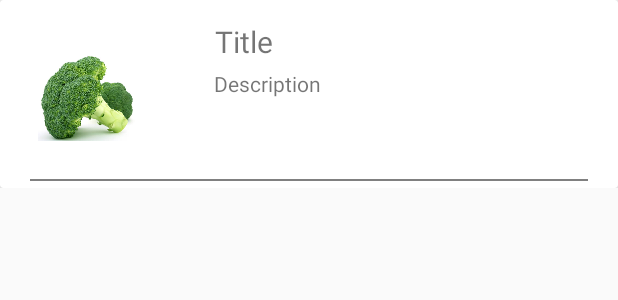
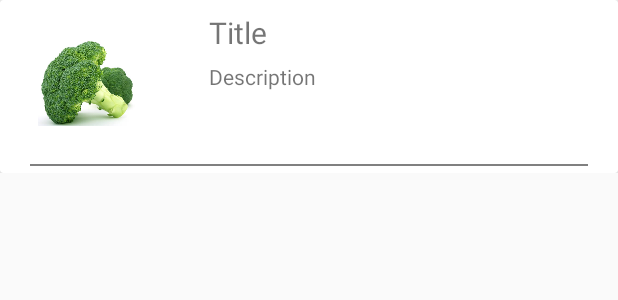
Before and after one commit to Lreneee/S1113718_S1114664_IIATIMD_app, an Android app: the layout row_seed_recylcerview.xml on its own in the app's theme, with its tools: preview values and no code run, on a phone screen of 412 x 824 dp. Shown: the top 300 px of the screen. Run offline under Robolectric (Android 15) with nearby library versions, the phone set to English and light mode, and no system bars; network calls fail.

Commit message:
Ik weet totaal niet meer wat ik heb gedaan, maar wel iets

```diff
--- a/app/src/main/java/com/example/iiatimdapp/AppDatabase.java
+++ b/app/src/main/java/com/example/iiatimdapp/AppDatabase.java
@@ -13,7 +13,7 @@ import com.example.iiatimdapp.Room.TokenDAO;
 import com.example.iiatimdapp.Room.moestuinDAO;
 import com.example.iiatimdapp.Room.moestuinMatenDAO;
 
-@Database(entities = {Moestuin.class, MoestuinMaten.class, Token.class}, version = 2)
+@Database(entities = {Moestuin.class, MoestuinMaten.class, Token.class}, version = 3)
 public abstract class AppDatabase extends RoomDatabase {
 
     public abstract moestuinDAO moestuinDAO();
--- a/app/src/main/java/com/example/iiatimdapp/CardAdapter.java
+++ b/app/src/main/java/com/example/iiatimdapp/CardAdapter.java
@@ -65,13 +65,10 @@ public class CardAdapter extends PagerAdapter {
         view.setOnClickListener(new View.OnClickListener() {
             @Override
             public void onClick(View v) {
-                ArrayList<Moestuin> moestuinen = HomeFragment.moestuinen;
                 clickedItemCard = position + 1;
                 Intent i = new Intent(context, DetailsMoestuinActivity.class);
                 i.putExtra("clickedMoestuin", Integer.toString(clickedItemCard));
                 context.startActivity(i);
-                Log.d("couter", Integer.toString(clickedItemCard));
-                Log.i("TAG", "This page was clicked: " + position);
             }
         });
 
--- a/app/src/main/java/com/example/iiatimdapp/MakeMoestuinActivity.java
+++ b/app/src/main/java/com/example/iiatimdapp/MakeMoestuinActivity.java
@@ -55,7 +55,7 @@ public class MakeMoestuinActivity  extends AppCompatActivity {
             public void onClick (View v){
                 name = nameInput.getText().toString();
 
-                APIManager.getInstance(getApplicationContext()).addMoestuinToDatabase(name, 1);
+                APIManager.getInstance(getApplicationContext()).addMoestuinToDatabase(name, 2);
                 Intent myIntent = new Intent(MakeMoestuinActivity.this, SearchSeedsActivity.class);
                 MakeMoestuinActivity.this.startActivity(myIntent);
             }
--- a/app/src/main/java/com/example/iiatimdapp/ui/home/HomeFragment.java
+++ b/app/src/main/java/com/example/iiatimdapp/ui/home/HomeFragment.java
@@ -135,7 +135,7 @@ public class HomeFragment extends Fragment {
         }, new Response.ErrorListener() {
             @Override
             public void onErrorResponse(VolleyError error) {
-                Log.d("gefaald", error.toString());
+                Log.d("gefaaaaaald", error.toString());
             }
         });
 
--- a/app/src/main/res/layout/row_seed_recylcerview.xml
+++ b/app/src/main/res/layout/row_seed_recylcerview.xml
@@ -18,7 +18,6 @@
             android:layout_width="match_parent"
             android:layout_height="115dp"
             android:layout_marginStart="10dp"
-            android:layout_marginTop="10dp"
             android:layout_marginEnd="10dp">
 
 
@@ -40,11 +39,11 @@
                 android:id="@+id/seed_title_txt"
                 android:layout_width="wrap_content"
                 android:layout_height="wrap_content"
-                android:layout_marginStart="28dp"
-                android:layout_marginLeft="28dp"
-                android:layout_marginTop="4dp"
+                android:layout_marginStart="24dp"
+                android:layout_marginLeft="24dp"
+                android:layout_marginTop="8dp"
+                android:text="Title"
                 android:textFontWeight="@android:integer/config_mediumAnimTime"
-                android:text="Title"
                 android:textSize="20sp"
                 app:layout_constraintStart_toEndOf="@+id/search_seed_img"
                 app:layout_constraintTop_toTopOf="parent"
@@ -53,16 +52,16 @@
 
             <TextView
                 android:id="@+id/seed_desc_txt"
-                android:layout_width="207dp"
-                android:layout_height="63dp"
+                android:layout_width="231dp"
+                android:layout_height="58dp"
                 android:text="Description"
                 android:textSize="14sp"
                 app:layout_constraintBottom_toBottomOf="parent"
                 app:layout_constraintEnd_toEndOf="parent"
-                app:layout_constraintHorizontal_bias="0.718"
-                app:layout_constraintStart_toStartOf="parent"
-                app:layout_constraintTop_toTopOf="parent"
-                app:layout_constraintVertical_bias="0.692"
+                app:layout_constraintHorizontal_bias="0.428"
+                app:layout_constraintStart_toEndOf="@+id/search_seed_img"
+                app:layout_constraintTop_toBottomOf="@+id/seed_title_txt"
+                app:layout_constraintVertical_bias="0.272"
                 app:layout_editor_absoluteX="95dp"
                 app:layout_editor_absoluteY="16dp" />
 
```
Also changed, not shown: app/src/main/java/com/example/iiatimdapp/APIManager.java (+40 -1 lines), app/src/main/java/com/example/iiatimdapp/ChooseSeedsActivity.java (+7 -16 lines), app/src/main/java/com/example/iiatimdapp/ChooseSeedsAdapter.java (+16 -2 lines), app/src/main/java/com/example/iiatimdapp/DetailsMoestuinActivity.java (+48 -2 lines), app/src/main/java/com/example/iiatimdapp/Room/ZaadjesToegevoegd.java (added, +28 -0 lines), app/src/main/res/drawable-v24/plane1.png (added), app/src/main/res/drawable-v24/plane2.png (added), app/src/main/res/drawable-v24/plane3.png (added), app/src/main/res/drawable-v24/plane4.png (added), app/src/main/res/drawable-v24/plane5.png (added), app/src/main/res/drawable-v24/plane6.png (added).
